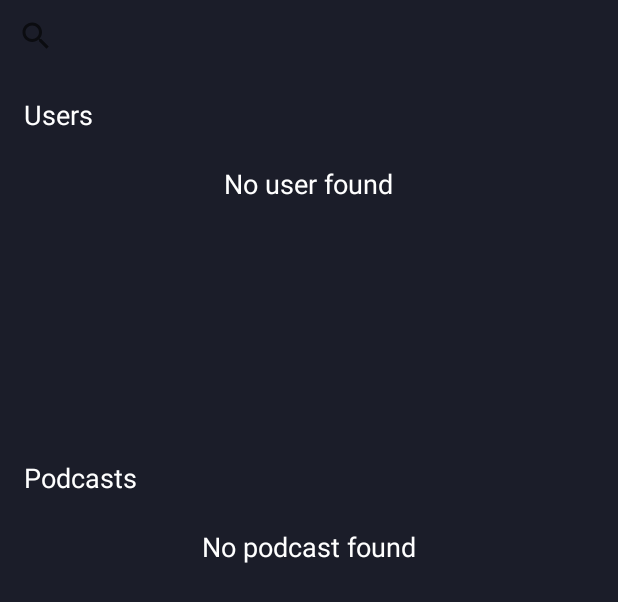
After one commit to nauht1/blankcil_android, an Android app: the layout fragment_search.xml on its own in the app's theme, with its tools: preview values and no code run, on a phone screen of 412 x 824 dp. The commit adds this screen. Shown: the top 602 px of the screen. Run offline under Robolectric (Android 15) with nearby library versions, the phone set to English and light mode, and no system bars.

Commit message:
setup search view

```diff
--- a/app/src/main/AndroidManifest.xml
+++ b/app/src/main/AndroidManifest.xml
@@ -20,7 +20,7 @@
         android:theme="@style/Theme.BlankCil"
         tools:targetApi="31">
         <activity
-            android:name=".view.activities.RegisterActivity"
+            android:name=".view.activities.LoginActivity"
             android:exported="true">
             <intent-filter>
                 <action android:name="android.intent.action.MAIN" />
--- a/app/src/main/java/hcmute/com/blankcil/constants/APIService.java
+++ b/app/src/main/java/hcmute/com/blankcil/constants/APIService.java
@@ -10,7 +10,6 @@ import hcmute.com.blankcil.model.PodcastResponse;
 import hcmute.com.blankcil.model.ProfileResponse;
 import hcmute.com.blankcil.model.RegisterRequest;
 import hcmute.com.blankcil.model.RegisterResponse;
-import hcmute.com.blankcil.model.UserModel;
 import retrofit2.Call;
 import retrofit2.http.Body;
 import retrofit2.http.GET;
@@ -62,4 +61,9 @@ public interface APIService {
     Call<ProfileResponse> getProfile(
             @Header("Authorization") String token
     );
+
+    @GET("users/search")
+    Call<SearchResponse> search(
+            @Query("keyword") String keyword
+    );
 }
--- a/app/src/main/java/hcmute/com/blankcil/view/activities/MainActivity.java
+++ b/app/src/main/java/hcmute/com/blankcil/view/activities/MainActivity.java
@@ -66,7 +66,7 @@ public class MainActivity extends AppCompatActivity {
                 super.onPageSelected(position);
                 switch (position) {
                     case 1:
-                        mBottomNavigationView.getMenu().findItem(R.id.friendTab).setChecked(true);
+                        mBottomNavigationView.getMenu().findItem(R.id.searchTab).setChecked(true);
                         break;
                     case 2:
                         mBottomNavigationView.getMenu().findItem(R.id.chatTab).setChecked(true);
@@ -84,7 +84,7 @@ public class MainActivity extends AppCompatActivity {
         mBottomNavigationView.setOnItemSelectedListener(new NavigationBarView.OnItemSelectedListener() {
             @Override
             public boolean onNavigationItemSelected(@NonNull MenuItem item) {
-                if (item.getItemId() == R.id.friendTab) {
+                if (item.getItemId() == R.id.searchTab) {
                     mViewPager.setCurrentItem(1);
                     return true;
                 } else if (item.getItemId() == R.id.chatTab) {
--- a/app/src/main/java/hcmute/com/blankcil/view/adapter/ViewPagerAdapter.java
+++ b/app/src/main/java/hcmute/com/blankcil/view/adapter/ViewPagerAdapter.java
@@ -7,7 +7,6 @@ import androidx.viewpager2.adapter.FragmentStateAdapter;
 
 import hcmute.com.blankcil.view.fragments.AccountFragment;
 import hcmute.com.blankcil.view.fragments.ChatFragment;
-import hcmute.com.blankcil.view.fragments.FriendsFragment;
 import hcmute.com.blankcil.view.fragments.HomeFragment;
 
 public class ViewPagerAdapter extends FragmentStateAdapter {
@@ -20,7 +19,7 @@ public class ViewPagerAdapter extends FragmentStateAdapter {
     public Fragment createFragment(int position) {
         switch (position) {
             case 1:
-                return new FriendsFragment();
+                return new SearchFragment();
             case 2:
                 return new ChatFragment();
             case 3:
--- /dev/null
+++ b/app/src/main/res/layout/fragment_search.xml
@@ -0,0 +1,72 @@
+<?xml version="1.0" encoding="utf-8"?>
+<RelativeLayout xmlns:android="http://schemas.android.com/apk/res/android"
+    xmlns:tools="http://schemas.android.com/tools"
+    android:layout_width="match_parent"
+    android:layout_height="match_parent"
+    android:background="@color/black80"
+    tools:context=".view.fragments.SearchFragment">
+
+    <SearchView
+        android:id="@+id/search_view"
+        android:layout_width="match_parent"
+        android:layout_height="wrap_content"
+        android:queryHint="Search users or podcasts..." />
+
+    <TextView
+        android:id="@+id/users_section"
+        android:layout_width="wrap_content"
+        android:layout_height="wrap_content"
+        android:layout_below="@id/search_view"
+        android:padding="16dp"
+        android:text="Users"
+        android:textColor="@android:color/white"
+        android:textSize="18sp"/>
+
+    <TextView
+        android:id="@+id/noUserFound"
+        android:layout_width="wrap_content"
+        android:layout_height="wrap_content"
+        android:layout_below="@id/users_section"
+        android:padding="5dp"
+        android:text="No user found"
+        android:layout_centerHorizontal="true"
+        android:textColor="@android:color/white"
+        android:textSize="18sp"/>
+
+    <androidx.recyclerview.widget.RecyclerView
+        android:id="@+id/users_recycler_view"
+        android:layout_width="match_parent"
+        android:layout_height="150dp"
+        android:layout_below="@id/noUserFound"
+        android:padding="16dp"
+        android:clipToPadding="false"/>
+
+    <TextView
+        android:id="@+id/podcasts_section"
+        android:layout_width="wrap_content"
+        android:layout_height="wrap_content"
+        android:layout_below="@id/users_recycler_view"
+        android:padding="16dp"
+        android:text="Podcasts"
+        android:textColor="@android:color/white"
+        android:textSize="18sp"/>
+
+    <TextView
+        android:id="@+id/noPodcastFound"
+        android:layout_width="wrap_content"
+        android:layout_height="wrap_content"
+        android:layout_below="@id/podcasts_section"
+        android:padding="5dp"
+        android:text="No podcast found"
+        android:layout_centerHorizontal="true"
+        android:textColor="@android:color/white"
+        android:textSize="18sp"/>
+
+    <androidx.recyclerview.widget.RecyclerView
+        android:id="@+id/podcasts_recycler_view"
+        android:layout_width="match_parent"
+        android:layout_height="wrap_content"
+        android:layout_below="@id/podcasts_section"
+        android:padding="16dp"
+        android:clipToPadding="false"/>
+</RelativeLayout>
--- a/app/src/main/res/menu/menu_navigation.xml
+++ b/app/src/main/res/menu/menu_navigation.xml
@@ -5,9 +5,9 @@
         android:title="Home"
         android:icon="@drawable/ic_home"/>
     <item
-        android:id="@+id/friendTab"
-        android:title="Friends"
-        android:icon="@drawable/ic_friends"/>
+        android:id="@+id/searchTab"
+        android:title="Seach"
+        android:icon="@drawable/ic_search"/>
     <item
         android:id="@+id/postTab"
         android:title=""
```
Also changed, not shown: app/src/main/java/hcmute/com/blankcil/view/fragments/FriendsFragment.java (deleted, +0 -20 lines), app/src/main/res/layout/fragment_friends.xml (deleted, +0 -18 lines), app/src/main/res/layout/item_search_podcast.xml (added, +41 -0 lines), app/src/main/res/layout/item_search_user.xml (added, +23 -0 lines), app/src/main/res/drawable/ic_avatar_placeholder.png (added).
